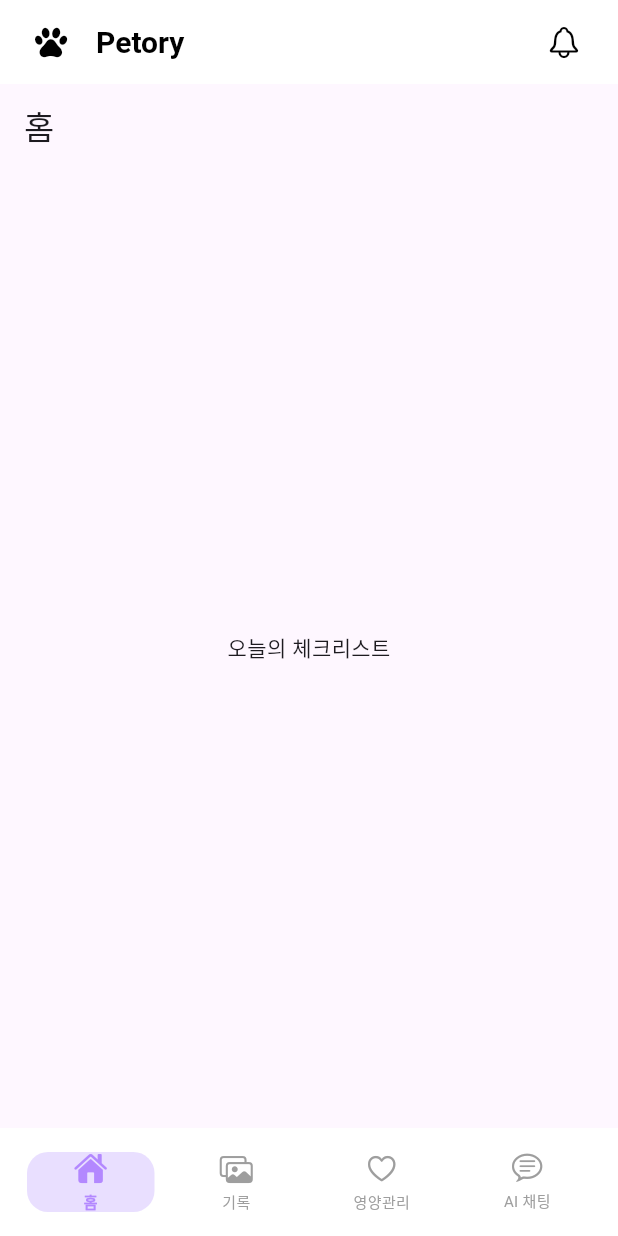
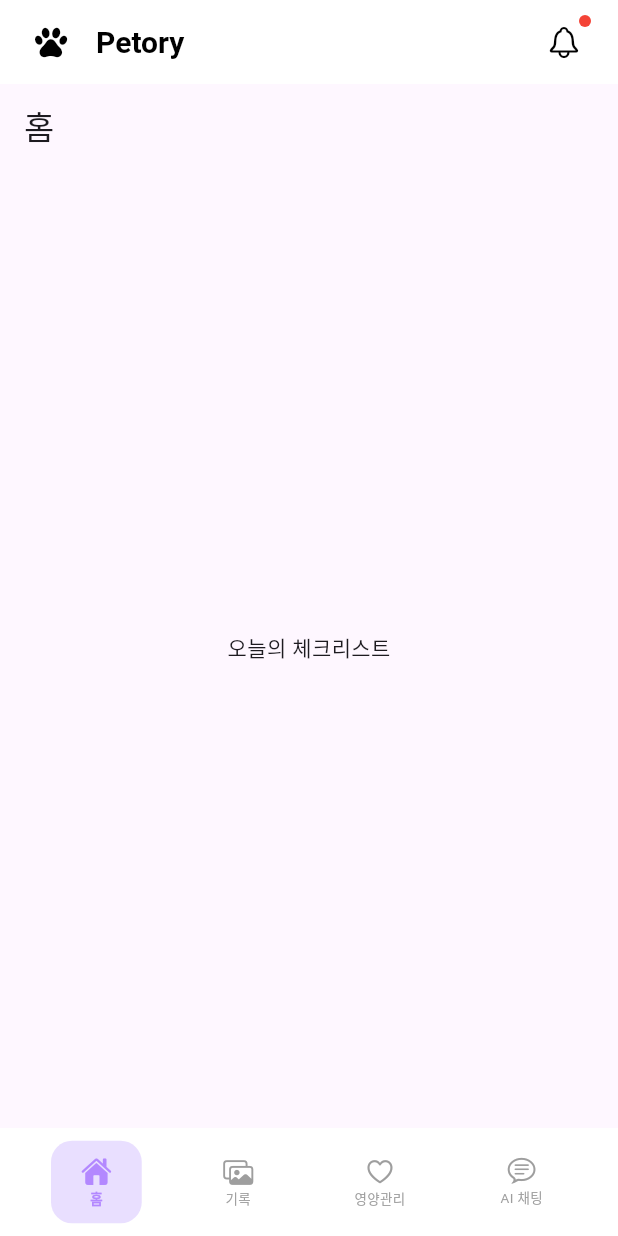
Before and after one commit to haeunjeon0410/Petory, a Flutter app: the screen it shows after launch, on a phone screen of 412 x 824 dp. Run offline on Flutter 3.47's test engine with Material 3 defaults, Android fonts, the phone set to English and light mode, and no system bars.

Commit message:
main 수정

```diff
--- a/lib/main.dart
+++ b/lib/main.dart
@@ -26,6 +26,7 @@ class MainPage extends StatefulWidget {
 
 class _MainPageState extends State<MainPage> {
   int _currentIndex = 0;
+  bool hasNotification = true;
 
   final List<Widget> _screens = [
     HomePage(),
@@ -50,13 +51,11 @@ class _MainPageState extends State<MainPage> {
 
   @override
   Widget build(BuildContext context) {
-    final double bottomInset = MediaQuery.of(context).padding.bottom;
-
     return Scaffold(
-      backgroundColor: const Color(0xFFF7F2FF),
+      backgroundColor: Colors.white,
       appBar: AppBar(
         elevation: 0,
-        backgroundColor: const Color(0xFFFFFFFF),
+        backgroundColor: Colors.white,
         toolbarHeight: 56,
         titleSpacing: 8,
         title: const Text(
@@ -77,19 +76,37 @@ class _MainPageState extends State<MainPage> {
         actions: [
           Padding(
             padding: const EdgeInsets.only(right: 12),
-            child: IconButton(
-              icon: const Icon(CupertinoIcons.bell, color: Colors.black),
-              onPressed: () {},
+            child: Stack(
+              clipBehavior: Clip.none,
+              children: [
+                IconButton(
+                  icon: const Icon(CupertinoIcons.bell, color: Colors.black),
+                  onPressed: () {},
+                ),
+                if (hasNotification)
+                  Positioned(
+                    right: 6,
+                    top: 6,
+                    child: Container(
+                      width: 8,
+                      height: 8,
+                      decoration: const BoxDecoration(
+                        color: Colors.red,
+                        shape: BoxShape.circle,
+                      ),
+                    ),
+                  ),
+              ],
             ),
           ),
         ],
       ),
       body: _screens[_currentIndex],
-      bottomNavigationBar: Container(
-        color: Colors.white,
-        padding: EdgeInsets.fromLTRB(12, 8, 12, 8 + bottomInset),
-        child: SizedBox(
-          height: 56,
+      bottomNavigationBar: SafeArea(
+        top: false,
+        child: Container(
+          color: Colors.white,
+          padding: const EdgeInsets.symmetric(horizontal: 17, vertical: 8),
           child: Row(
             children: List.generate(4, (index) {
               final bool isSelected = _currentIndex == index;
@@ -103,7 +120,8 @@ class _MainPageState extends State<MainPage> {
                     });
                   },
                   child: Container(
-                    margin: const EdgeInsets.symmetric(horizontal: 6),
+                    margin: const EdgeInsets.symmetric(horizontal: 17),
+                    padding: const EdgeInsets.symmetric(vertical: 10),
                     decoration: BoxDecoration(
                       color: isSelected
                           ? const Color(0xFFE9DFFF)
@@ -111,23 +129,24 @@ class _MainPageState extends State<MainPage> {
                       borderRadius: BorderRadius.circular(14),
                     ),
                     child: Column(
+                      mainAxisSize: MainAxisSize.min,
                       mainAxisAlignment: MainAxisAlignment.center,
-                      mainAxisSize: MainAxisSize.min,
                       children: [
                         Icon(
                           _icons[index],
-                          size: 22,
+                          size: 20,
                           color: isSelected
                               ? const Color(0xFFB388FF)
                               : Colors.grey,
                         ),
-                        const SizedBox(height: 4),
+                        const SizedBox(height: 2),
                         Text(
                           _labels[index],
                           style: TextStyle(
-                            fontSize: 10,
-                            fontWeight:
-                            isSelected ? FontWeight.w600 : FontWeight.w400,
+                            fontSize: 9,
+                            fontWeight: isSelected
+                                ? FontWeight.w600
+                                : FontWeight.w400,
                             color: isSelected
                                 ? const Color(0xFFB388FF)
                                 : Colors.grey,
```
